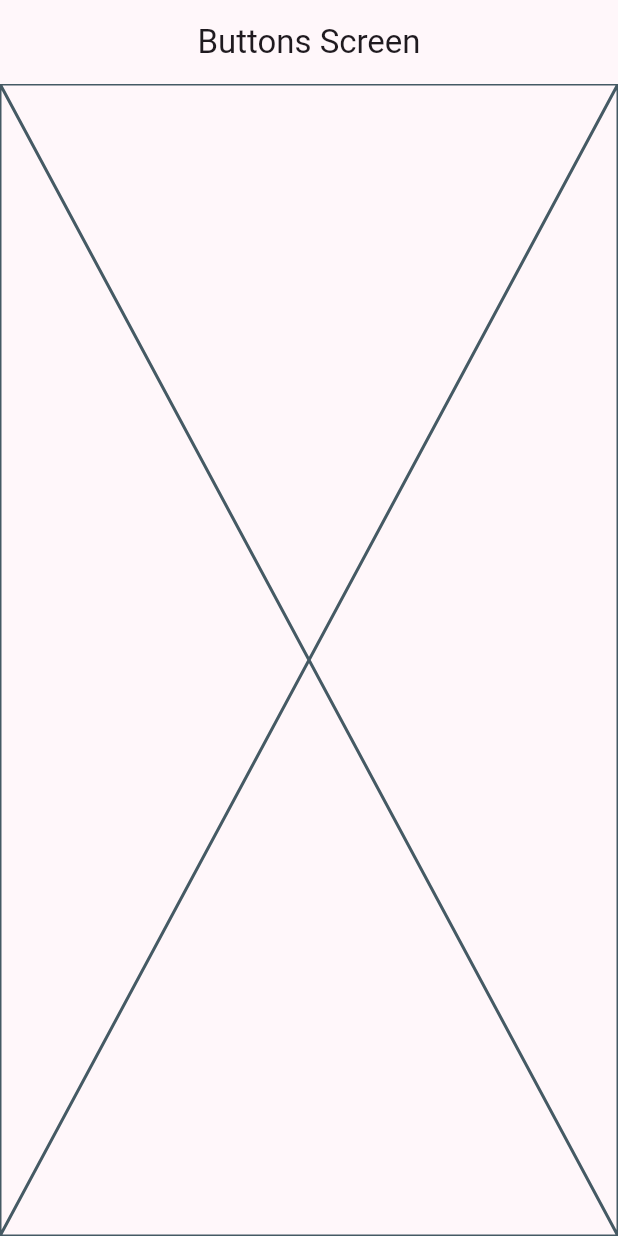
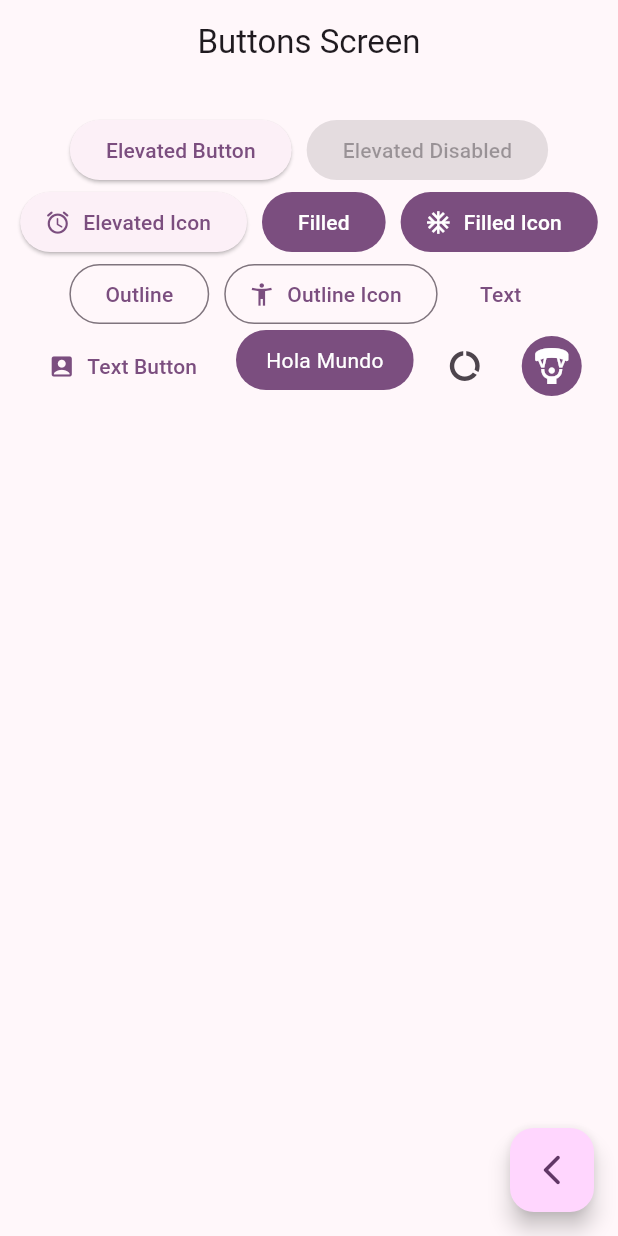
Before and after one commit to ZambranoTech/Flutter-Widgets_app, a Flutter app: the ButtonsScreen screen opened by its route, on a phone screen of 412 x 824 dp. Run offline on Flutter 3.47's test engine with Material 2 defaults, Android fonts, the phone set to English and light mode, and no system bars; our stand-ins replace go_router; missing offline and left inert: dart:ffi.

Commit message:
buttons screen finished

```diff
--- a/lib/presentation/screens/buttons/buttons_screen.dart
+++ b/lib/presentation/screens/buttons/buttons_screen.dart
@@ -1,4 +1,7 @@
+import 'dart:ffi';
+
 import 'package:flutter/material.dart';
+import 'package:go_router/go_router.dart';
 
 class ButtonsScreen extends StatelessWidget {
   static const name = 'buttons_screen';
@@ -10,9 +13,102 @@ class ButtonsScreen extends StatelessWidget {
       appBar: AppBar(
         title: const Text('Buttons Screen'),
       ),
-
-      body: const Placeholder(),
-
+      body: const _ButtonsView(),
+      floatingActionButton: FloatingActionButton(
+        child: const Icon(Icons.arrow_back_ios_new_rounded),
+        onPressed: () {
+          context.pop();
+        },
+      ),
     );
   }
 }
+
+class _ButtonsView extends StatelessWidget {
+  const _ButtonsView();
+
+  @override
+  Widget build(BuildContext context) {
+    final colors = Theme.of(context).colorScheme;
+
+    return SizedBox(
+      width: double.infinity,
+      child: Padding(
+        padding: const EdgeInsets.symmetric(horizontal: 10, vertical: 20),
+        child: Wrap(
+          spacing: 10,
+          alignment: WrapAlignment.center,
+          children: [
+            ElevatedButton(
+                onPressed: () {}, child: const Text('Elevated Button')),
+            const ElevatedButton(
+                onPressed: null, child: Text('Elevated Disabled')),
+            ElevatedButton.icon(
+                onPressed: () {},
+                icon: const Icon(Icons.access_alarm_rounded),
+                label: const Text('Elevated Icon')),
+            FilledButton(onPressed: () {}, child: const Text('Filled')),
+            FilledButton.icon(
+                onPressed: () {},
+                icon: const Icon(Icons.ac_unit_sharp),
+                label: const Text('Filled Icon')),
+
+            OutlinedButton(onPressed: () {}, child: const Text('Outline')),
+
+            OutlinedButton.icon(onPressed: () {},
+            icon: const Icon(Icons.accessibility_new_outlined),
+            label: const Text('Outline Icon')),
+
+            TextButton(onPressed: () {}, child: const Text('Text')),
+
+            TextButton.icon(
+            onPressed: () {},
+            icon: const Icon(Icons.account_box_rounded),
+            label: const Text('Text Button')),
+
+            const CustomButton(),
+
+            IconButton(onPressed: () {}, icon: const Icon(Icons.data_saver_off_sharp)),
+
+            IconButton(
+            onPressed: () {},
+            icon: const Icon(Icons.paragliding),
+            style: ButtonStyle(
+              backgroundColor: MaterialStatePropertyAll(colors.primary),
+              iconColor: const MaterialStatePropertyAll(Colors.white)
+            ),
+
+            )
+
+          ],
+        ),
+      ),
+    );
+  }
+}
+
+
+class CustomButton extends StatelessWidget {
+  const CustomButton({super.key});
+
+
+  @override
+  Widget build(BuildContext context) {
+
+    final colors = Theme.of(context).colorScheme;
+
+    return ClipRRect(
+      borderRadius: BorderRadius.circular(20),
+      child: Material(
+        color: colors.primary,
+        child: InkWell(
+          onTap: () {},
+          child: const Padding(
+            padding: EdgeInsets.symmetric(horizontal: 20, vertical: 10),
+            child: Text('Hola Mundo', style: TextStyle(color: Colors.white),)
+            ),
+        ),
+      ),
+    );
+  }
+}
```
